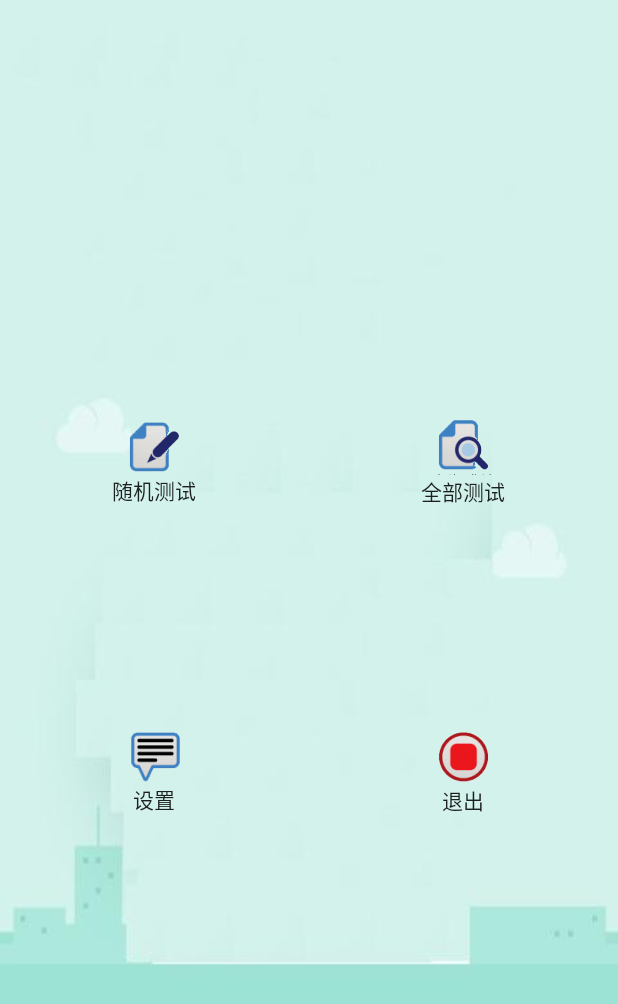
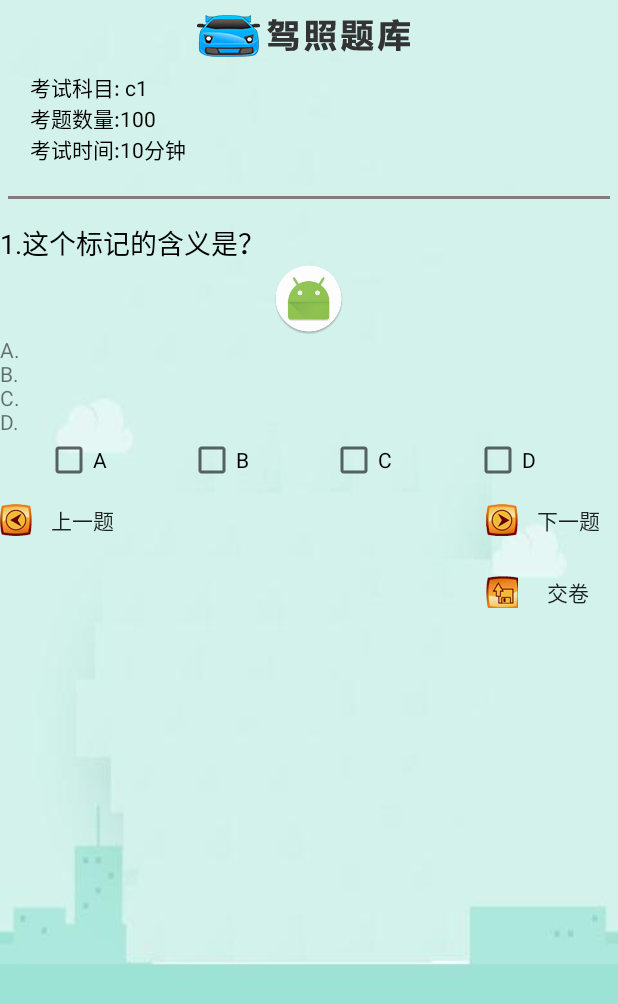
Before and after one commit to YanTuTwo/JKBD, an Android app: the screen it shows after launch (MainActivity before the commit, ExamActivity after it), after a tap on "随机测试", on a phone screen of 412 x 824 dp. Shown: the top 1004 px of the screen. Run offline under Robolectric (Android 15) with nearby library versions, the phone set to English and light mode, and no system bars.

Commit message:
随机测试跳转，考试页面的布局

```diff
--- a/app/src/main/AndroidManifest.xml
+++ b/app/src/main/AndroidManifest.xml
@@ -12,6 +12,9 @@
         <activity android:name=".activity.MainActivity">
 
         </activity>
+        <activity android:name=".activity.ExamActivity">
+
+        </activity>
         <activity android:name=".activity.SplashActivity" >
             <intent-filter>
                 <action android:name="android.intent.action.MAIN" />
--- /dev/null
+++ b/app/src/main/java/android/cn/jkbd/activity/ExamActivity.java
@@ -0,0 +1,18 @@
+package android.cn.jkbd.activity;
+
+import android.cn.jkbd.R;
+import android.os.Bundle;
+import android.support.annotation.Nullable;
+import android.support.v7.app.AppCompatActivity;
+
+/**
+ * Created by Administrator on 2017/6/29.
+ */
+
+public class ExamActivity extends AppCompatActivity {
+    @Override
+    protected void onCreate(@Nullable Bundle savedInstanceState) {
+        super.onCreate(savedInstanceState);
+        setContentView(R.layout.activity_exam);
+    }
+}
--- a/app/src/main/java/android/cn/jkbd/activity/MainActivity.java
+++ b/app/src/main/java/android/cn/jkbd/activity/MainActivity.java
@@ -1,6 +1,7 @@
 package android.cn.jkbd.activity;
 
 import android.cn.jkbd.R;
+import android.content.Intent;
 import android.support.v7.app.AppCompatActivity;
 import android.os.Bundle;
 import android.view.View;
@@ -15,5 +16,7 @@ public class MainActivity extends AppCompatActivity {
     }
 
     public void test(View view) {
+        Intent intent=new Intent(MainActivity.this,ExamActivity.class);
+        startActivity(intent);
     }
 }
--- a/app/src/main/java/android/cn/jkbd/bean/Question.java
+++ b/app/src/main/java/android/cn/jkbd/bean/Exam.java
@@ -4,7 +4,7 @@ package android.cn.jkbd.bean;
  * Created by Administrator on 2017/6/28 0028.
  */
 
-public class Question {
+public class Exam {
 
     /**
      * id : 3
--- a/app/src/main/java/android/cn/jkbd/bean/Roominformation.java
+++ b/app/src/main/java/android/cn/jkbd/bean/ExamInfo.java
@@ -4,7 +4,7 @@ package android.cn.jkbd.bean;
  * Created by Administrator on 2017/6/28 0028.
  */
 
-public class Roominformation {
+public class ExamInfo {
 
     /**
      * subjectTitle : c1
--- a/app/src/main/java/android/cn/jkbd/bean/Result.java
+++ b/app/src/main/java/android/cn/jkbd/bean/Result.java
@@ -17,7 +17,7 @@ public class Result {
 
     private int error_code;
     private String reason;
-    private List<Question> result;
+    private List<Exam> result;
 
     public int getError_code() {
         return error_code;
@@ -35,11 +35,11 @@ public class Result {
         this.reason = reason;
     }
 
-    public List<Question> getResult() {
+    public List<Exam> getResult() {
         return result;
     }
 
-    public void setResult(List<Question> result) {
+    public void setResult(List<Exam> result) {
         this.result = result;
     }
 
--- /dev/null
+++ b/app/src/main/res/layout/activity_exam.xml
@@ -0,0 +1,144 @@
+<?xml version="1.0" encoding="utf-8"?>
+<LinearLayout xmlns:android="http://schemas.android.com/apk/res/android"
+    xmlns:app="http://schemas.android.com/apk/res-auto"
+    android:orientation="vertical" android:layout_width="match_parent"
+    android:layout_height="match_parent"
+    android:background="@mipmap/main">
+
+    <ImageView
+        android:id="@+id/imageView"
+        android:layout_width="match_parent"
+        android:layout_height="wrap_content"
+        app:srcCompat="@mipmap/exam_title"
+        android:layout_marginTop="10dp"
+        android:layout_marginBottom="10dp"/>
+
+    <TextView
+        android:id="@+id/txt_examinfo"
+        android:layout_width="match_parent"
+        android:layout_height="wrap_content"
+        android:text="@string/exam_title"
+        android:layout_marginLeft="20dp"
+        android:layout_marginBottom="15dp"
+        android:textColor="#000000"/>
+    <View
+        android:layout_width="match_parent"
+        android:layout_height="2dp"
+        android:background="#807d7d"
+        android:layout_margin="5dp"
+        />
+
+    <LinearLayout
+        android:layout_width="match_parent"
+        android:layout_height="wrap_content"
+        android:layout_marginTop="10dp"
+        android:orientation="horizontal">
+
+        <TextView
+            android:id="@+id/textView2"
+            android:layout_width="wrap_content"
+            android:layout_height="wrap_content"
+            android:text="1."
+            android:textColor="#000000"
+            android:textSize="18sp" />
+
+        <TextView
+            android:id="@+id/textView"
+            android:layout_width="wrap_content"
+            android:layout_height="wrap_content"
+            android:layout_weight="1"
+            android:text="这个标记的含义是？"
+            android:textColor="#000000"
+            android:textSize="18sp" />
+    </LinearLayout>
+
+    <ImageView
+        android:id="@+id/imageView2"
+        android:layout_width="match_parent"
+        android:layout_height="wrap_content"
+        app:srcCompat="@mipmap/ic_launcher_round" />
+
+    <LinearLayout
+        android:layout_width="match_parent"
+        android:layout_height="wrap_content"
+        android:orientation="horizontal">
+
+        <TextView
+            android:id="@+id/textView3"
+            android:layout_width="wrap_content"
+            android:layout_height="wrap_content"
+            android:layout_weight="1"
+            android:text="A.\nB.\nC.\nD." />
+    </LinearLayout>
+
+    <LinearLayout
+        android:layout_width="match_parent"
+        android:layout_height="wrap_content"
+        android:orientation="horizontal">
+
+        <CheckBox
+            android:id="@+id/checkBox4"
+            android:layout_width="wrap_content"
+            android:layout_height="wrap_content"
+            android:layout_marginLeft="30dp"
+            android:layout_weight="1"
+            android:text="A" />
+
+        <CheckBox
+            android:id="@+id/checkBox3"
+            android:layout_width="wrap_content"
+            android:layout_height="wrap_content"
+            android:layout_weight="1"
+            android:text="B" />
+
+        <CheckBox
+            android:id="@+id/checkBox2"
+            android:layout_width="wrap_content"
+            android:layout_height="wrap_content"
+            android:layout_weight="1"
+            android:text="C" />
+
+        <CheckBox
+            android:id="@+id/checkBox"
+            android:layout_width="wrap_content"
+            android:layout_height="wrap_content"
+            android:layout_weight="1"
+            android:text="D" />
+    </LinearLayout>
+
+    <RelativeLayout
+        android:layout_width="match_parent"
+        android:layout_height="wrap_content">
+
+        <Button
+            android:id="@+id/button7"
+            android:layout_width="wrap_content"
+            android:layout_height="wrap_content"
+            android:text="交卷"
+            android:drawableLeft="@mipmap/exam_commit32x32"
+            android:layout_below="@+id/button5"
+            android:layout_alignParentRight="true"
+            android:background="@null"/>
+
+        <Button
+            android:id="@+id/button6"
+            android:layout_width="wrap_content"
+            android:layout_height="wrap_content"
+            android:text="上一题"
+            android:drawableLeft="@mipmap/exam_pre32x32"
+            android:background="@null"/>
+
+        <Button
+            android:id="@+id/button5"
+            android:layout_width="wrap_content"
+            android:layout_height="wrap_content"
+            android:text="下一题"
+            android:layout_alignParentRight="true"
+            android:drawableLeft="@mipmap/exam_next32x32"
+            android:background="@null"
+            />
+
+    </RelativeLayout>
+
+
+</LinearLayout>
--- a/app/src/main/res/values/strings.xml
+++ b/app/src/main/res/values/strings.xml
@@ -1,3 +1,4 @@
 <resources>
     <string name="app_name">JKBD</string>
+    <string name="exam_title">"考试科目: c1\n考题数量:100\n考试时间:10分钟"</string>
 </resources>
```
Also changed, not shown: app/src/main/java/android/cn/jkbd/activity/SplashActivity.java (+0 -14 lines).
